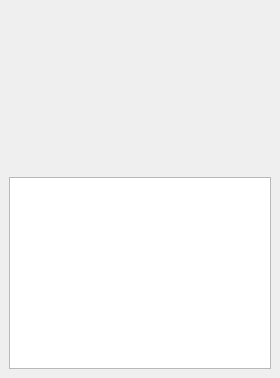
Before: the Qt Designer form resources/librarywidget.ui in utwente/parlevision, drawn with Qt 5; both pictures show x 0 to 280 and y 194 to 572 of the 280 by 572 pixel window.
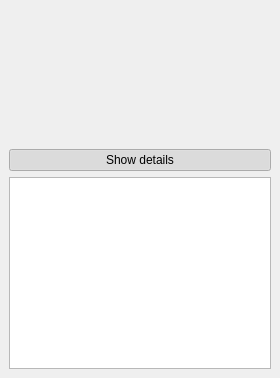
After: the same form once the commit is applied.

Commit message: Added a button to the Library that toggles the info panel. It's quick, it's dirty, but it fixes #29.

Diff of the .ui file:
```diff
--- a/resources/librarywidget.ui
+++ b/resources/librarywidget.ui
@@ -77,7 +77,7 @@
          <x>0</x>
          <y>0</y>
          <width>256</width>
-         <height>320</height>
+         <height>282</height>
         </rect>
        </property>
        <property name="sizePolicy">
@@ -107,6 +107,19 @@
       </widget>
      </widget>
     </item>
+    <item>
+     <widget class="QPushButton" name="toggleInfo">
+      <property name="text">
+       <string>Show details</string>
+      </property>
+      <property name="checkable">
+       <bool>true</bool>
+      </property>
+      <property name="checked">
+       <bool>true</bool>
+      </property>
+     </widget>
+    </item>
     <item>
      <widget class="QTextBrowser" name="infoBox">
       <property name="sizePolicy">
```
Left out of the diff: 19 changed lines with no effect on the pictures.
